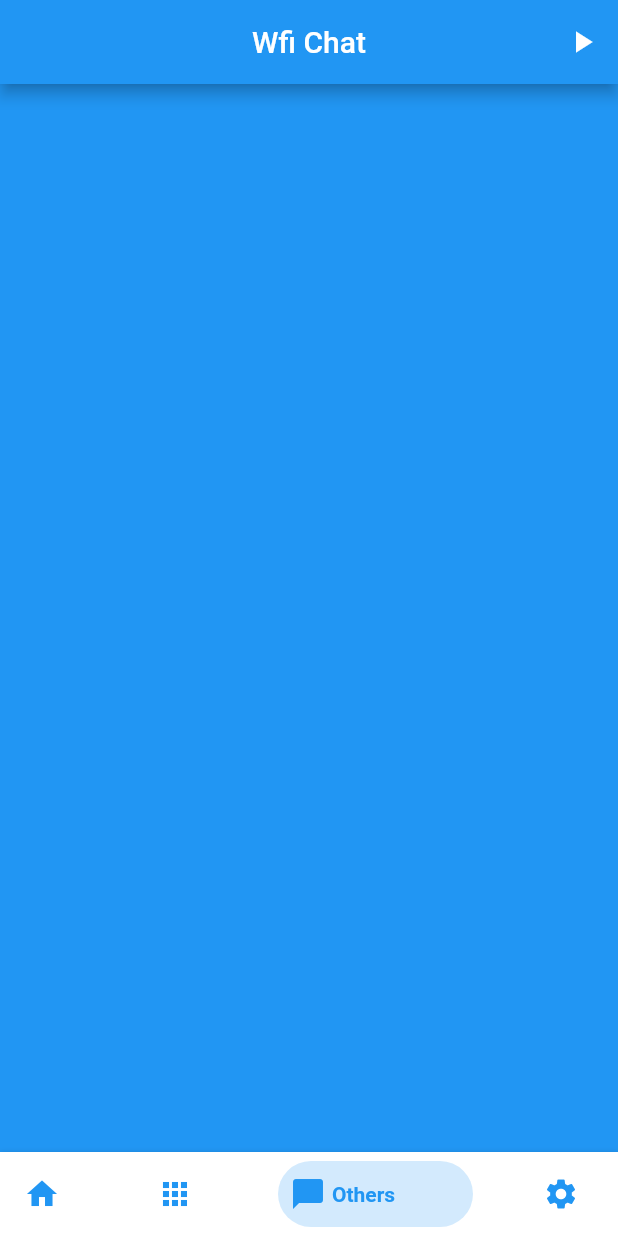
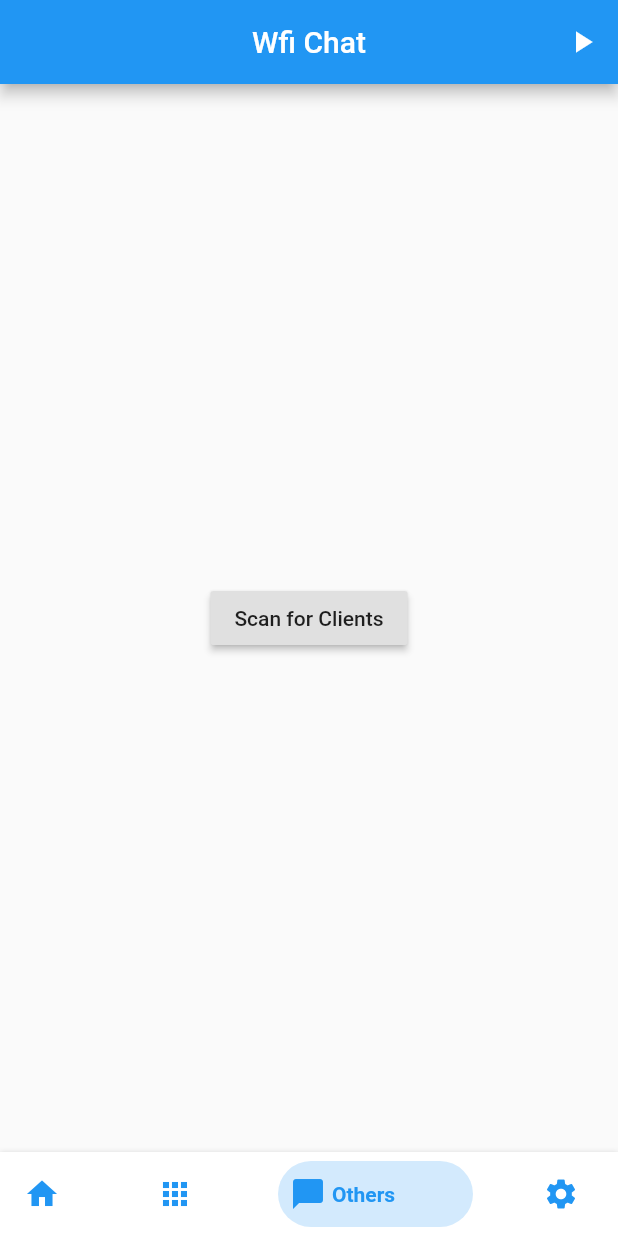
Before and after one commit to NoobCode1998/WifiChat, a Flutter app: the screen it shows after launch, swiped to page 3, on a phone screen of 412 x 824 dp. Run offline on Flutter 3.47's test engine with Material 2 defaults, Android fonts, the phone set to English and light mode, and no system bars; drawn by our look-alikes of bottom_navy_bar; our stand-ins replace awesome_dialog; missing offline and left inert: dash_chat, gateway, get_ip.

Commit message:
scanning network but slow

```diff
--- a/lib/main.dart
+++ b/lib/main.dart
@@ -5,6 +5,7 @@ import 'package:bottom_navy_bar/bottom_navy_bar.dart';
 import 'package:flutter/material.dart';
 import 'package:ser/chat1.dart';
 import 'package:ser/server.dart';
+import 'package:ser/userScan.dart';
 
 import 'chart.dart';
 
@@ -178,7 +179,7 @@ class _MyHomePageState extends State<MyHomePage> {
             ChatContain(),
             Server(
                 myController: myController, myControllerName: myControllerName),
-            LastPage(),
+            ScanUsers(),
           ],
         ),
       ),
@@ -202,17 +203,6 @@ class _MyHomePageState extends State<MyHomePage> {
   }
 }
 
-class LastPage extends StatelessWidget {
-  const LastPage({
-    Key key,
-  }) : super(key: key);
-
-  @override
-  Widget build(BuildContext context) {
-    return Container(color: Colors.blue, child: Column());
-  }
-}
-
 class SendMessage extends StatefulWidget {
   @override
   _SendMessageState createState() => _SendMessageState();
--- /dev/null
+++ b/lib/userScan.dart
@@ -0,0 +1,68 @@
+import 'package:flutter/cupertino.dart';
+import 'package:flutter/material.dart';
+import 'dart:convert' as convert;
+import 'package:http/http.dart' as http;
+
+class ScanUsers extends StatefulWidget {
+  const ScanUsers({
+    Key key,
+  }) : super(key: key);
+
+  @override
+  _ScanUsersState createState() => _ScanUsersState();
+}
+
+class _ScanUsersState extends State<ScanUsers> {
+  void scnForClient() async {
+    // This example uses the Google Books API to search for books about http.
+    // https://developers.google.com/books/docs/overview
+    var url = 'http://192.168.0.103/';
+    for (int i = 0; i < 100; i++) {
+      url = "http://192.168.0." + i.toString() + "/";
+      try {
+        var response = await http.get(url);
+        if (response.statusCode == 200) {
+          // var jsonResponse = convert.jsonDecode(response.body);
+          //var itemCount = jsonResponse['totalItems'];
+          //print('Number of books about http: $itemCount.');
+          print(response.body);
+          scan = !scan;
+          setState(() {});
+        } else {
+          print('Request failed with status: ${response.statusCode}.');
+        }
+      } catch (a) {
+        print("no response");
+      }
+    }
+
+    // Await the http get response, then decode the json-formatted response.
+    //   var response = await http.get(url);
+    // if (response.statusCode == 200) {
+    //   // var jsonResponse = convert.jsonDecode(response.body);
+    //   //var itemCount = jsonResponse['totalItems'];
+    //   //print('Number of books about http: $itemCount.');
+    //   print(response.body);
+    //   scan = !scan;
+    //   setState(() {});
+    // } else {
+    //   print('Request failed with status: ${response.statusCode}.');
+    // }
+  }
+
+  @override
+  var scan = true;
+  Widget build(BuildContext context) {
+    return Scaffold(
+        body: scan
+            ? Center(
+                child: RaisedButton(
+                  child: Text("Scan for Clients"),
+                  onPressed: scnForClient,
+                ),
+              )
+            : Container(
+                child: Center(child: Text("Scan completed")),
+              ));
+  }
+}
```
